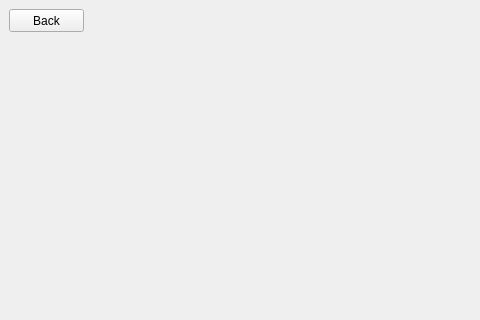
This is signup.ui in ShadiMi/Group27_hApp_project as Qt 5 draws it before an edit; both pictures show x 0 to 480 and y 0 to 320 of the 1280 by 768 pixel window. The edited form follows.
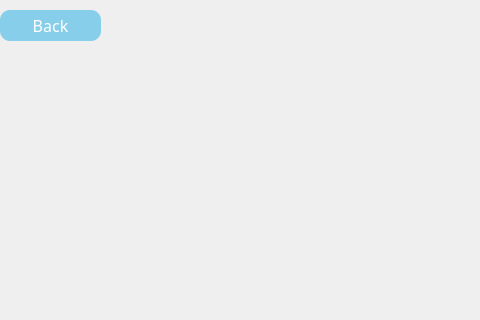
This is the edited form.

```diff
--- a/signup.ui
+++ b/signup.ui
@@ -20,22 +20,6 @@
 border-radius:15px;
 }</string>
   </property>
-  <widget class="QPushButton" name="back2">
-   <property name="geometry">
-    <rect>
-     <x>9</x>
-     <y>9</y>
-     <width>75</width>
-     <height>23</height>
-    </rect>
-   </property>
-   <property name="autoFillBackground">
-    <bool>false</bool>
-   </property>
-   <property name="text">
-    <string>Back</string>
-   </property>
-  </widget>
   <widget class="QFrame" name="bgframe">
    <property name="geometry">
     <rect>
@@ -462,6 +446,43 @@
     <enum>Qt::Horizontal</enum>
    </property>
   </widget>
+  <widget class="QPushButton" name="back2">
+   <property name="geometry">
+    <rect>
+     <x>0</x>
+     <y>10</y>
+     <width>101</width>
+     <height>31</height>
+    </rect>
+   </property>
+   <property name="font">
+    <font>
+     <family>century gothic</family>
+     <pointsize>12</pointsize>
+    </font>
+   </property>
+   <property name="styleSheet">
+    <string notr="true">QPushButton
+{
+color:white;
+border-radius:10px;
+}
+QPushButton:hover
+{
+color:#333;
+border-radius:10px;
+background:#49ebff;
+}
+QPushButton
+
+{
+background:skyblue;
+}</string>
+   </property>
+   <property name="text">
+    <string>Back</string>
+   </property>
+  </widget>
  </widget>
  <resources/>
  <connections/>
```
